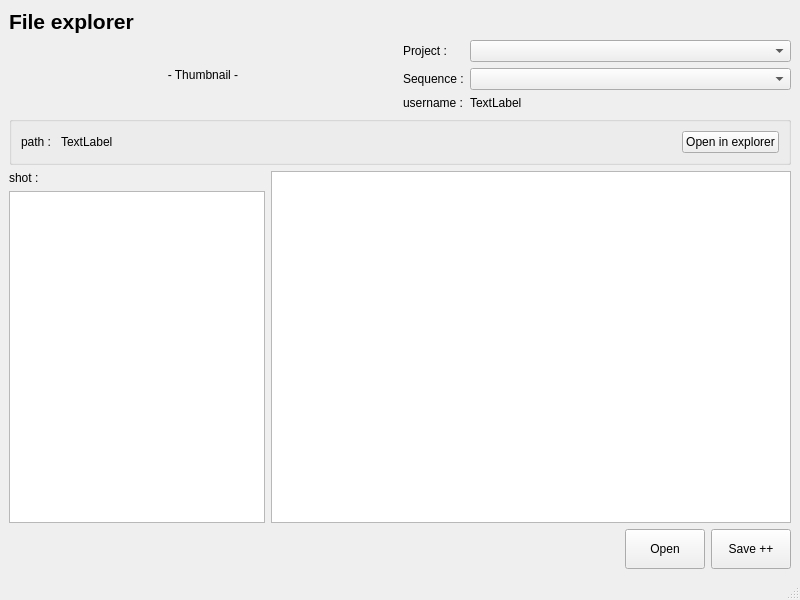
Qt form ui/projectExplorer_nuke.ui (Shayen/sal_pipeline) before a commit.
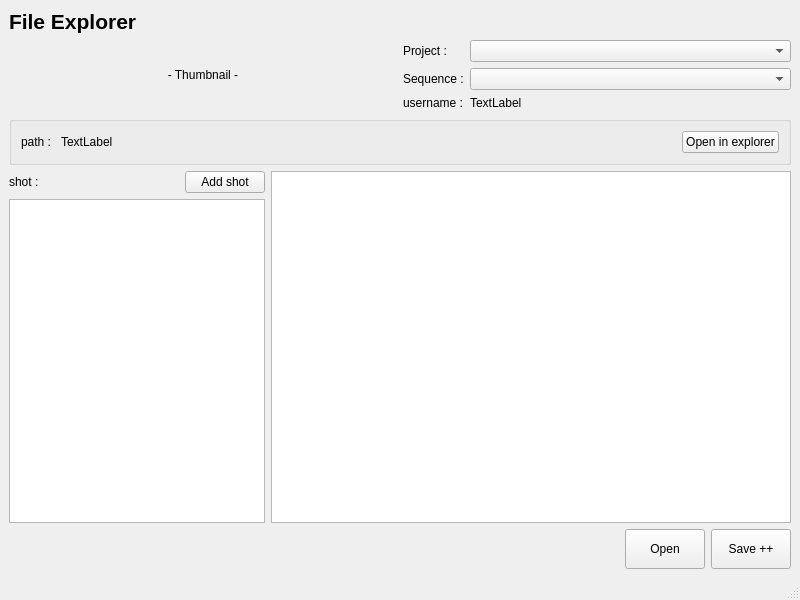
The same form after that commit.

```diff
--- a/ui/projectExplorer_nuke.ui
+++ b/ui/projectExplorer_nuke.ui
@@ -25,7 +25,7 @@
        </font>
       </property>
       <property name="text">
-       <string>File explorer</string>
+       <string>File Explorer</string>
       </property>
      </widget>
     </item>
@@ -119,11 +119,35 @@
       <item>
        <layout class="QVBoxLayout" name="verticalLayout_2">
         <item>
+         <layout class="QHBoxLayout" name="horizontalLayout_4">
+          <item>
          <widget class="QLabel" name="label_7">
           <property name="text">
            <string>shot :</string>
           </property>
          </widget>
+          </item>
+          <item>
+           <spacer name="horizontalSpacer_2">
+            <property name="orientation">
+             <enum>Qt::Horizontal</enum>
+            </property>
+            <property name="sizeHint" stdset="0">
+             <size>
+              <width>40</width>
+              <height>20</height>
+             </size>
+            </property>
+           </spacer>
+          </item>
+          <item>
+           <widget class="QPushButton" name="pushButton_addShot">
+            <property name="text">
+             <string>Add shot</string>
+            </property>
+           </widget>
+          </item>
+         </layout>
         </item>
         <item>
          <widget class="QListWidget" name="listWidget_scriptShot"/>
```
Lines whose indentation alone changed are shown as unchanged.
